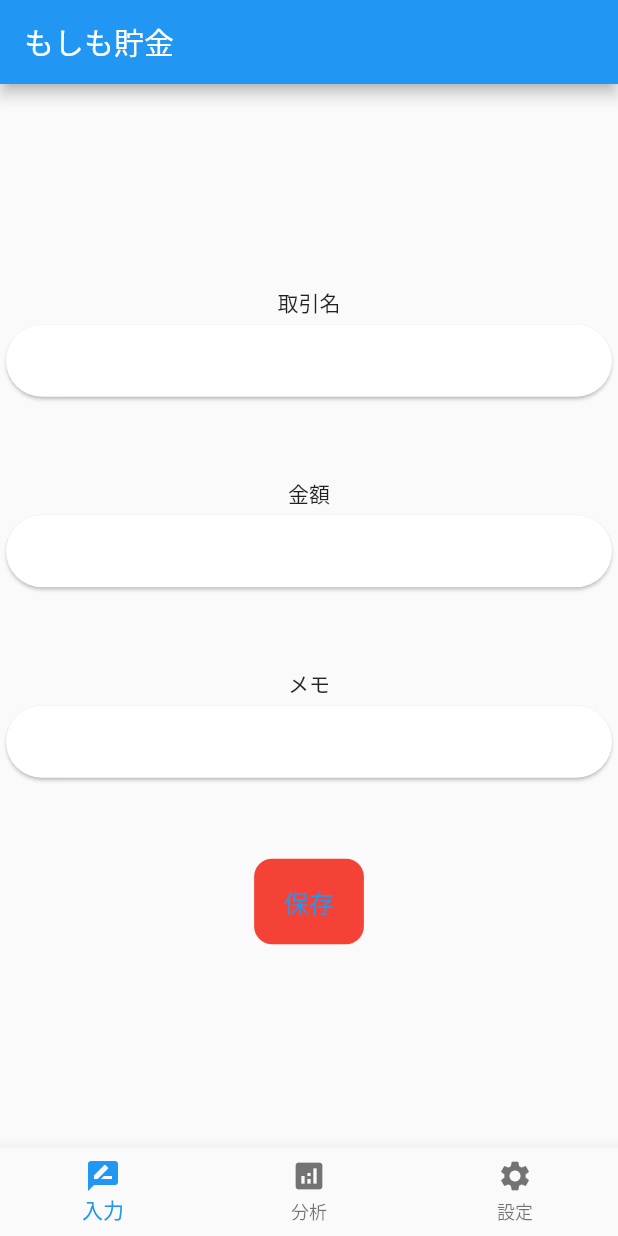
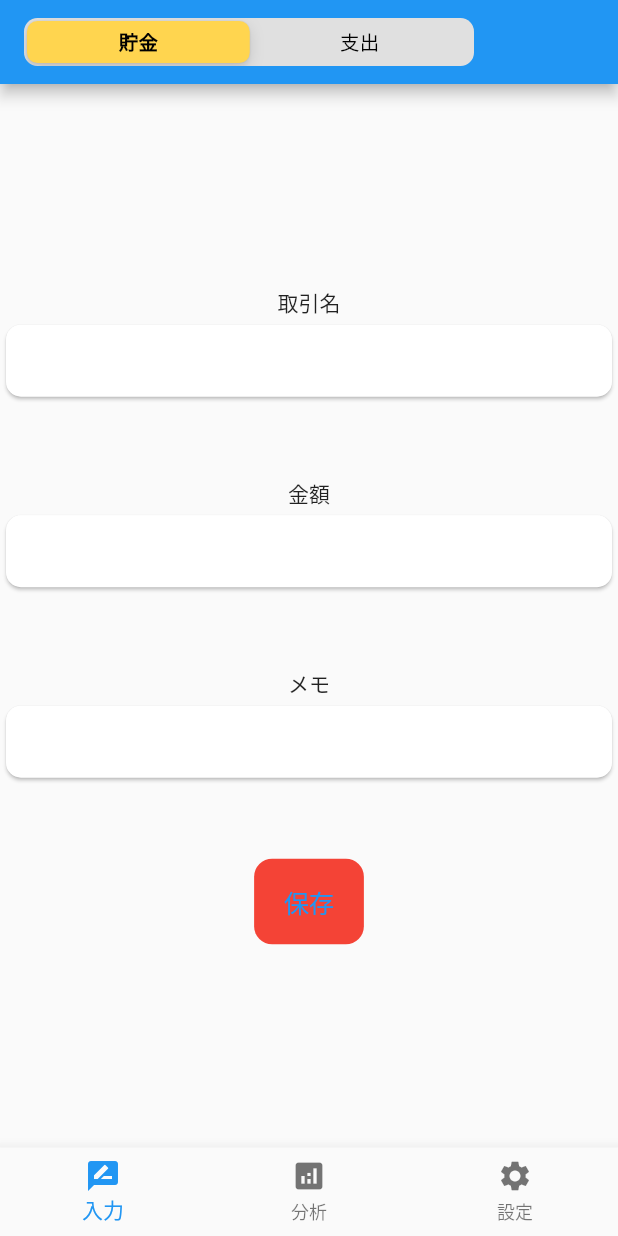
Before and after one commit to ShimamuraKaisei/flutter_virtuality_saving_app, a Flutter app: the screen it shows after launch, on a phone screen of 412 x 824 dp. Run offline on Flutter 3.47's test engine with Material 2 defaults, Android fonts, the light colour scheme and no system bars; our stand-ins replace flutter_hooks, hooks_riverpod, state_notifier; missing offline and left inert: dart:ffi.

Commit message:
commit3
AppBarに【貯金/支出】を切り替えるボタンの実装

```diff
--- a/lib/presentation/common/text_field_card.dart
+++ b/lib/presentation/common/text_field_card.dart
@@ -1,9 +1,5 @@
 import 'package:flutter/material.dart';
 import 'package:flutter_hooks/flutter_hooks.dart';
-import 'package:flutter_virtuality_saving_app/presentation/create_trade/widget/trade_memo_text_field/trade_memo_text_field_controller.dart';
-import 'package:flutter_virtuality_saving_app/presentation/create_trade/widget/trade_money_text_field/trade_money_text_field_controller.dart';
-import 'package:flutter_virtuality_saving_app/presentation/create_trade/widget/trade_name_text_field/trade_name_text_field_controller.dart';
-import 'package:hooks_riverpod/hooks_riverpod.dart';
 
 //取引金額、取引名、メモを入力するTextFieldを囲うCardWidget
 class TextFieldCard extends HookWidget {
@@ -14,7 +10,7 @@ class TextFieldCard extends HookWidget {
   Widget build(BuildContext context) {
     return Card(
       shape: RoundedRectangleBorder(
-        borderRadius: BorderRadius.circular(24),
+        borderRadius: BorderRadius.circular(10),
       ),
       child: TextField(
         controller: textEditingController,
@@ -23,9 +19,6 @@ class TextFieldCard extends HookWidget {
         decoration: InputDecoration(
           border: InputBorder.none,
         ),
-        // onChanged: (valueTwo) {
-        //   _number = int.parse(valueTwo.toString()); //String型からint型に変換
-        // },
       ),
     );
   }
--- /dev/null
+++ b/lib/presentation/create_trade/widget/trade_switing_buton/trade_switing_button.dart
@@ -0,0 +1,36 @@
+import 'package:flutter/material.dart';
+import 'package:flutter/cupertino.dart';
+import 'package:flutter_virtuality_saving_app/presentation/create_trade/widget/trade_switing_buton/trade_switing_button_provider.dart';
+import 'package:hooks_riverpod/hooks_riverpod.dart';
+import 'package:flutter_hooks/flutter_hooks.dart';
+
+class TradeSwitingButton extends HookWidget {
+  const TradeSwitingButton({Key? key}) : super(key: key);
+  @override
+  Widget build(BuildContext context) {
+    final indexState = useProvider(tradeSwitingButtonProvider);
+    return Container(
+      width: 300,
+      child: CupertinoSlidingSegmentedControl(
+        backgroundColor: Colors.grey[300]!,
+        thumbColor: Colors.amber[300]!,
+        children: <int, Widget>{
+          0: Text(
+            '貯金',
+            style: TextStyle(color: Colors.black),
+          ),
+          1: Text(
+            '支出',
+            style: TextStyle(color: Colors.black),
+          ),
+        },
+        groupValue: indexState,
+        onValueChanged: (index) {
+          context
+              .read(tradeSwitingButtonProvider.notifier)
+              .getCurrentIndex(index!);
+        },
+      ),
+    );
+  }
+}
--- /dev/null
+++ b/lib/presentation/create_trade/widget/trade_switing_buton/trade_switing_button_provider.dart
@@ -0,0 +1,13 @@
+import 'package:hooks_riverpod/hooks_riverpod.dart';
+import 'package:state_notifier/state_notifier.dart';
+
+final tradeSwitingButtonProvider =
+    StateNotifierProvider<TradeSwitingButtonStateNotifier, Object>(
+        (_) => TradeSwitingButtonStateNotifier());
+
+class TradeSwitingButtonStateNotifier extends StateNotifier<Object> {
+  TradeSwitingButtonStateNotifier() : super(0); //0で初期化
+  void getCurrentIndex(Object index) {
+    state = index;
+  }
+}
--- a/lib/presentation/screen/screen.dart
+++ b/lib/presentation/screen/screen.dart
@@ -2,6 +2,7 @@ import 'package:flutter/material.dart';
 import 'package:flutter_virtuality_saving_app/presentation/%20analyse_trade/analyse_trade_page.dart';
 import 'package:flutter_virtuality_saving_app/presentation/app_setting/app_setting_page.dart';
 import 'package:flutter_virtuality_saving_app/presentation/create_trade/trade_create_page.dart';
+import 'package:flutter_virtuality_saving_app/presentation/create_trade/widget/trade_switing_buton/trade_switing_button.dart';
 import 'package:flutter_virtuality_saving_app/presentation/screen/widget/bottom_navigation_bar/screen_bottom_navigation_bar.dart';
 import 'package:hooks_riverpod/hooks_riverpod.dart';
 import 'package:flutter_hooks/flutter_hooks.dart';
@@ -23,7 +24,7 @@ class ScreenPage extends HookWidget {
 
     return Scaffold(
       appBar: AppBar(
-        title: Text('もしも貯金'),
+        title: TradeSwitingButton(),
       ),
       body: _screens[indexNav],
       bottomNavigationBar: ScreenBottomNavigationBar(),
```
Also changed, not shown: lib/presentation/create_trade/widget/trade_create_button/trade_create_button.dart (+8 -5 lines).
